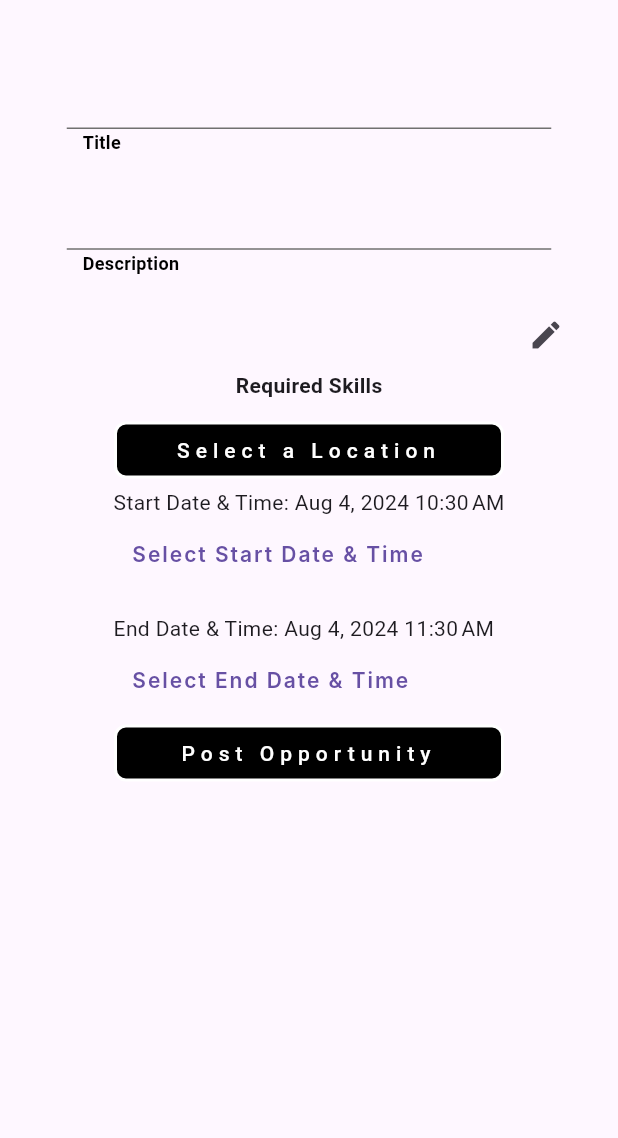
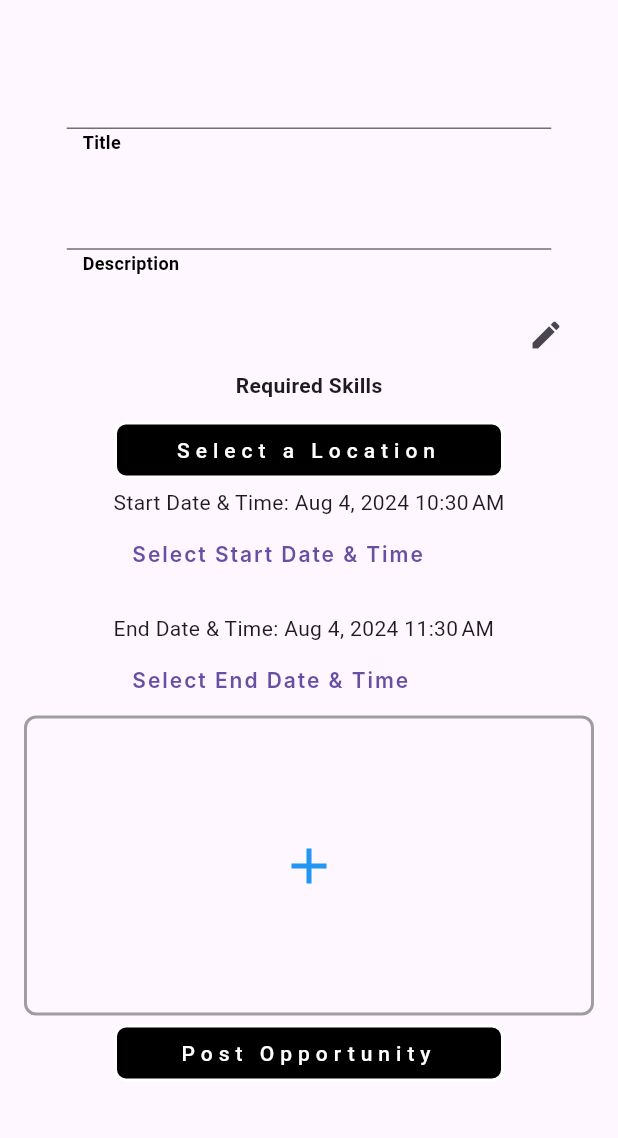
Before and after one commit to musseGkel/Volunteer-Linker, a Flutter app: the PostOpportunity screen opened directly, on a phone screen of 412 x 824 dp, the part 63-1201 px from its top. Run offline on Flutter 3.47's test engine with Material 3 defaults, Android fonts, the phone set to English and light mode, and no system bars; our stand-ins replace bloc, cloud_firestore, either_dart, equatable, firebase_auth, firebase_core and 8 more; missing offline and left inert: flutter_polyline_points; accounts and stored records are empty; Roboto replaces fonts that are missing (EB Garamond, Inter).

Commit message:
feat: Add image upload functionality to post opportunity page

```diff
--- a/lib/features/opportunity/presentation/pages/post_opportunity_page.dart
+++ b/lib/features/opportunity/presentation/pages/post_opportunity_page.dart
@@ -1,3 +1,5 @@
+import 'dart:io';
+
 import 'package:flutter/material.dart';
 import 'package:flutter_bloc/flutter_bloc.dart';
 import 'package:volunteer_linker/core/enums.dart';
@@ -6,12 +8,55 @@ import 'package:volunteer_linker/features/auth/presentation/bloc/auth_bloc.dart'
 import 'package:volunteer_linker/features/opportunity/presentation/bloc/opportunity_bloc.dart';
 import '../../../../constants/app_colors.dart';
 import '../../../../core/widgets/common_button.dart';
+import '../../../home_page/presentation/bloc/image_picker/image_picker_bloc.dart';
 import '../../../profile/presentation/bloc/key_selection_bloc/keyword_selection_bloc.dart';
 import '../../../profile/presentation/widgets/keyword_selection.dart';
 import '../widgets/date_time_selection.dart';
 
 class PostOpportunity extends StatelessWidget {
   const PostOpportunity({super.key});
+
+  void _showImageSourceActionSheet(
+    BuildContext context,
+    ImagePickerState imagePickerState,
+  ) {
+    final imagePickerBloc = BlocProvider.of<ImagePickerBloc>(context);
+
+    showModalBottomSheet(
+      context: context,
+      builder: (BuildContext context) {
+        return BlocProvider.value(
+          value: imagePickerBloc,
+          child: SafeArea(
+            child: Wrap(
+              children: <Widget>[
+                ListTile(
+                  leading: const Icon(Icons.photo_library),
+                  title: const Text('Pick from gallery'),
+                  onTap: () {
+                    Navigator.of(context).pop();
+                    imagePickerBloc.add(
+                      PickImageFromGalleryEvent(state: imagePickerState),
+                    );
+                  },
+                ),
+                ListTile(
+                  leading: const Icon(Icons.camera_alt),
+                  title: const Text('Take a photo'),
+                  onTap: () {
+                    Navigator.of(context).pop();
+                    imagePickerBloc.add(
+                      TakePhotoEvent(state: imagePickerState),
+                    );
+                  },
+                ),
+              ],
+            ),
+          ),
+        );
+      },
+    );
+  }
 
   @override
   Widget build(
@@ -26,6 +71,9 @@ class PostOpportunity extends StatelessWidget {
                     <String>[];
             return KeywordSelectionBloc(skills);
           },
+        ),
+        BlocProvider<ImagePickerBloc>(
+          create: (context) => ImagePickerBloc(),
         ),
       ],
       child: BlocBuilder<AuthBloc, AuthState>(
@@ -52,6 +100,8 @@ class PostOpportunity extends StatelessWidget {
               }
             },
             builder: (context, state) {
+              return BlocBuilder<ImagePickerBloc, ImagePickerState>(
+                builder: (imagePickerContext, imagePickerState) {
                   return Scaffold(
                     appBar: AppBar(
                       title: const Text(
@@ -148,6 +198,41 @@ class PostOpportunity extends StatelessWidget {
                               },
                             ),
                           ),
+                          Container(
+                            width: 100, // Adjust width as needed
+                            height: 200, // Adjust height as needed
+                            decoration: BoxDecoration(
+                              borderRadius:
+                                  BorderRadius.circular(8), // Rounded corners
+                              border: Border.all(
+                                  color: Colors.grey,
+                                  width: 2), // Border for empty state
+                              image: imagePickerState.image != null
+                                  ? DecorationImage(
+                                      image: FileImage(
+                                          File(imagePickerState.image!.path)),
+                                      fit: BoxFit.cover,
+                                    )
+                                  : null,
+                            ),
+                            child: imagePickerState.image == null
+                                ? Center(
+                                    child: IconButton(
+                                      icon: const Icon(
+                                        Icons.add,
+                                        color: Colors.blue,
+                                        size: 40, // Adjust size as needed
+                                      ),
+                                      onPressed: () {
+                                        _showImageSourceActionSheet(
+                                          imagePickerContext,
+                                          imagePickerState,
+                                        );
+                                      },
+                                    ),
+                                  )
+                                : null,
+                          ),
                           if (state.errorMesssage.isNotEmpty)
                             Padding(
                               padding: const EdgeInsets.only(
@@ -184,11 +269,14 @@ class PostOpportunity extends StatelessWidget {
                                 BlocProvider.of<OpportunityBloc>(context).add(
                                   PostOpportunityEvent(
                                     state: state,
-                                organizationId:
-                                    context.read<AuthBloc>().state.user?.uid ??
+                                    organizationId: context
+                                            .read<AuthBloc>()
+                                            .state
+                                            .user
+                                            ?.uid ??
                                         "",
-                                context: context,
                                     authState: authState,
+                                    image: imagePickerState.image,
                                   ),
                                 );
                               },
@@ -202,6 +290,8 @@ class PostOpportunity extends StatelessWidget {
                 },
               );
             },
+          );
+        },
       ),
     );
   }
```
Lines whose indentation alone changed are shown as unchanged.
